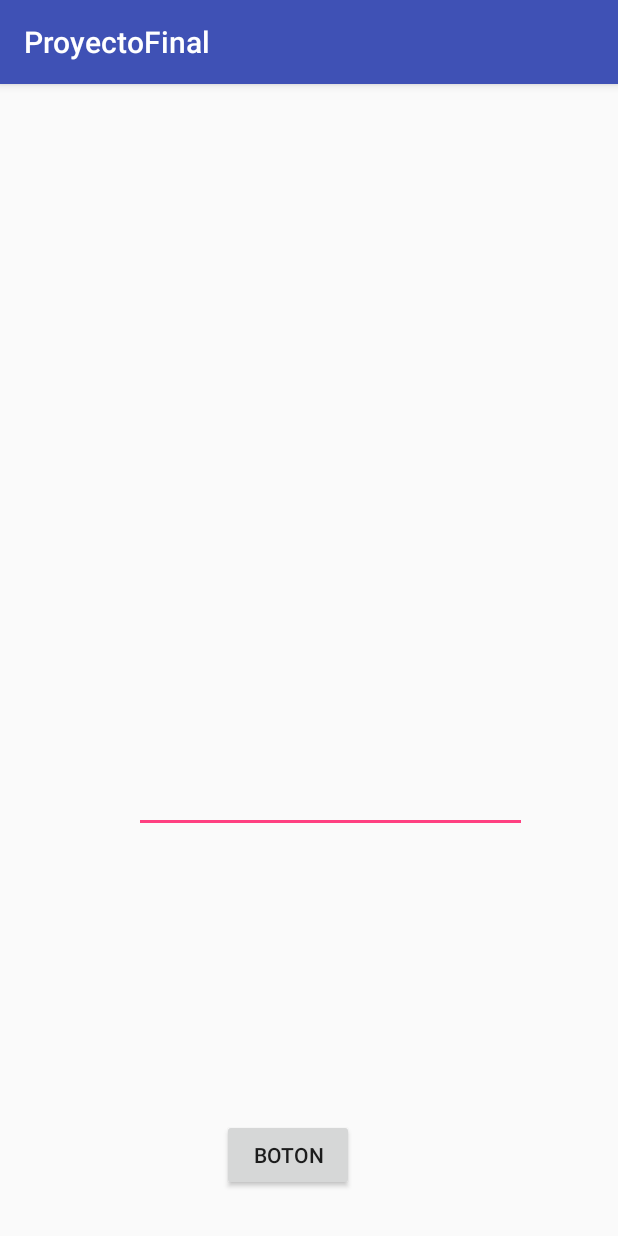
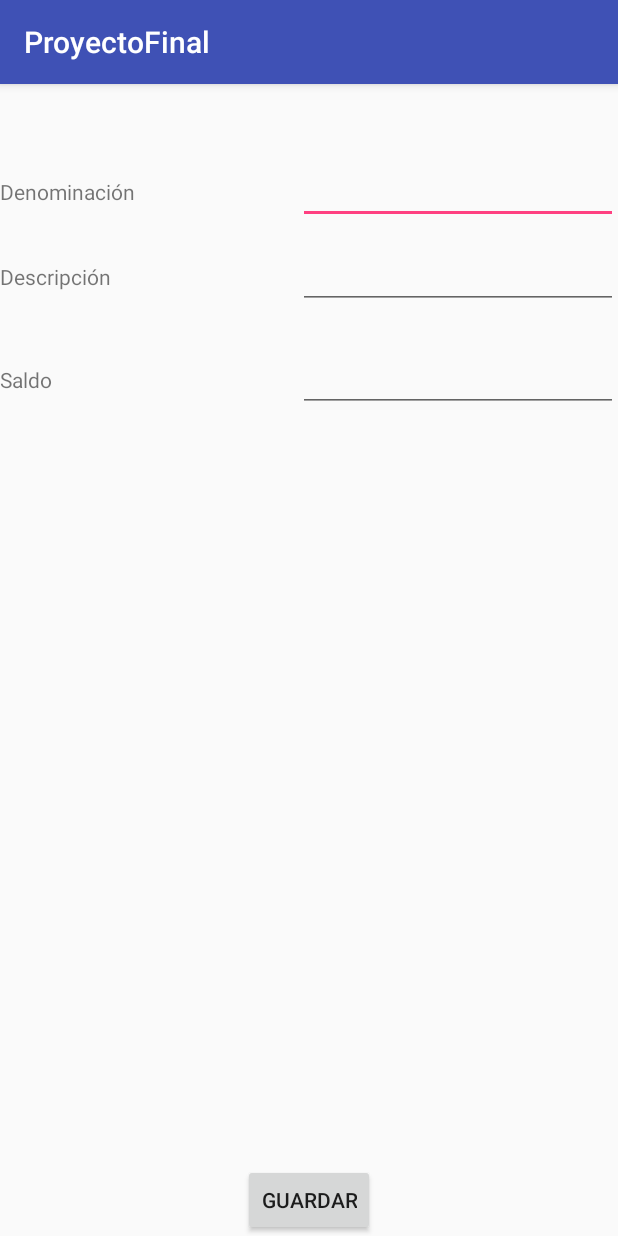
Before and after one commit to mauricioarielramirez/ProyectoProgramacionMovil, an Android app: the screen it shows after launch (MainActivity), on a phone screen of 412 x 824 dp. Run offline under Robolectric (Android 15) with nearby library versions, the phone set to English and light mode, and no system bars; 1 statement that could not run was skipped.

Commit message:
Creacion de MainActivity de prueba para agregar una cuenta

```diff
--- a/ProyectoFinal/app/src/main/java/progmovil/gugler/com/proyectofinal/MainActivity.java
+++ b/ProyectoFinal/app/src/main/java/progmovil/gugler/com/proyectofinal/MainActivity.java
@@ -16,17 +16,39 @@ import java.io.FileReader;
 import java.io.IOException;
 import java.io.InputStream;
 import java.io.InputStreamReader;
+
+import progmovil.gugler.com.proyectofinal.dao.CuentaDAO;
+import progmovil.gugler.com.proyectofinal.modelo.Cuenta;
+
 import static android.R.attr.path;
 
 public class MainActivity extends AppCompatActivity {
+    private CuentaDAO cuentaDao;
+    private StringBuffer cadena;
 
     @Override
     protected void onCreate(Bundle savedInstanceState) {
         super.onCreate(savedInstanceState);
         setContentView(R.layout.activity_main);
+        cadena = new StringBuffer();
+        leerScript();
+        cuentaDao = new CuentaDAO(this,cadena.toString());
     }
 
-    public void onButtonTestClick(View view) {
+    private void leerScript(){
+        try {
+            InputStream inputStream = getResources().openRawResource(R.raw.script);
+            BufferedReader reader = new BufferedReader(new InputStreamReader(inputStream));
+            for (String linea; (linea=reader.readLine())!=null;){
+                cadena.append(linea);
+            }
+        } catch (Exception e) {
+            Toast toast = Toast.makeText(this, "Problemas al intentar leer el archivo.", Toast.LENGTH_SHORT);
+            toast.show();
+        }
+    }
+
+/*    public void onButtonTestClick(View view) {
 
         TextView tv = (TextView) findViewById(R.id.textViewRes);
         try {
@@ -46,5 +68,30 @@ public class MainActivity extends AppCompatActivity {
             Toast toast = Toast.makeText(this, "Problemas al intentar leer el archivo.", Toast.LENGTH_SHORT);
             toast.show();
         }
+    }*/
+
+    public void onBtnGuardarClick(View view){
+        Cuenta cuenta = new Cuenta();
+        cuenta.setDenominacion(((TextView)findViewById(R.id.txtDenominacion)).getText().toString());
+        cuenta.setDescripcion(((TextView)findViewById(R.id.txtDescripcion)).getText().toString());
+        Float saldo =  Float.parseFloat (((TextView)findViewById(R.id.txtSaldo)).getText().toString());
+        cuenta.setSaldo(saldo);
+        Boolean resultado = false;
+        try {
+            resultado = cuentaDao.agregar(cuenta);
+        } catch (Exception e) {
+            Toast toast = Toast.makeText(this, e.getMessage(), Toast.LENGTH_SHORT);
+            toast.show();
+            e.printStackTrace();
+        }
+
+        if (resultado == true){
+            Toast toast = Toast.makeText(this, "Se agregó la cuenta correctamente.", Toast.LENGTH_SHORT);
+            toast.show();
+        }else{
+            Toast toast = Toast.makeText(this, "Falló al intentar agregar la cuenta.", Toast.LENGTH_SHORT);
+            toast.show();
+        }
+
     }
 }
--- a/ProyectoFinal/app/src/main/java/progmovil/gugler/com/proyectofinal/dao/CuentaDAO.java
+++ b/ProyectoFinal/app/src/main/java/progmovil/gugler/com/proyectofinal/dao/CuentaDAO.java
@@ -11,7 +11,7 @@ import progmovil.gugler.com.proyectofinal.modelo.Cuenta;
  * Created by ericd on 13/6/2017.
  */
 
-public class CuentaDAO{
+public class CuentaDAO {
 
     private Dao baseDeDatos;
     private SQLiteDatabase db;
@@ -31,7 +31,8 @@ public class CuentaDAO{
             long res = db.insert("db_cuenta",null,registro);
             return (res == -1 ? false : true);
         }catch (Exception ex){
-            return false;
+            throw  ex;
+            //return false;
         }
     }
 
--- a/ProyectoFinal/app/src/main/res/layout/activity_main.xml
+++ b/ProyectoFinal/app/src/main/res/layout/activity_main.xml
@@ -1,41 +1,107 @@
 <?xml version="1.0" encoding="utf-8"?>
-<android.support.constraint.ConstraintLayout xmlns:android="http://schemas.android.com/apk/res/android"
+<RelativeLayout xmlns:android="http://schemas.android.com/apk/res/android"
     xmlns:app="http://schemas.android.com/apk/res-auto"
     xmlns:tools="http://schemas.android.com/tools"
     android:layout_width="match_parent"
     android:layout_height="match_parent"
     tools:context="progmovil.gugler.com.proyectofinal.MainActivity">
 
-    <Button
-        android:id="@+id/buttonTest"
+    <TextView
+        android:id="@+id/txvSaldo"
         android:layout_width="wrap_content"
         android:layout_height="wrap_content"
-        android:layout_marginLeft="148dp"
-        android:onClick="onButtonTestClick"
-        android:text="Boton"
+        android:text="Saldo"
+        app:layout_constraintRight_toLeftOf="@+id/txtSaldo"
         app:layout_constraintLeft_toLeftOf="parent"
-        android:layout_marginRight="8dp"
+        app:layout_constraintHorizontal_bias="1.0"
+        app:layout_constraintTop_toBottomOf="@+id/txvDescripcion"
+        app:layout_constraintBottom_toTopOf="@+id/btnGuardar"
+        app:layout_constraintVertical_bias="0.005"
+        android:layout_alignBaseline="@+id/txtSaldo"
+        android:layout_alignBottom="@+id/txtSaldo"
+        android:layout_alignParentLeft="true"
+        android:layout_alignParentStart="true" />
+
+    <TextView
+        android:id="@+id/txvDescripcion"
+        android:layout_width="wrap_content"
+        android:layout_height="wrap_content"
+        android:text="Descripción"
+        app:layout_constraintLeft_toLeftOf="parent"
+        app:layout_constraintRight_toLeftOf="@+id/txtDescripcion"
+        app:layout_constraintHorizontal_bias="0.232"
+        app:layout_constraintTop_toBottomOf="@+id/txvDenominacion"
+        android:layout_alignBaseline="@+id/txtDescripcion"
+        android:layout_alignBottom="@+id/txtDescripcion"
+        android:layout_alignParentLeft="true"
+        android:layout_alignParentStart="true" />
+
+    <Button
+        android:id="@+id/btnGuardar"
+        android:layout_width="wrap_content"
+        android:layout_height="wrap_content"
+        android:onClick="onBtnGuardarClick"
+        android:text="Guardar"
+        app:layout_constraintBottom_toBottomOf="parent"
+        app:layout_constraintHorizontal_bias="0.0"
+        app:layout_constraintLeft_toLeftOf="parent"
         app:layout_constraintRight_toRightOf="parent"
-        app:layout_constraintHorizontal_bias="0.0"
-        app:layout_constraintBottom_toBottomOf="parent"
-        android:layout_marginBottom="30dp" />
+        android:layout_alignParentBottom="true"
+        android:layout_centerHorizontal="true" />
+
+    <TextView
+        android:id="@+id/txvDenominacion"
+        android:layout_width="wrap_content"
+        android:layout_height="wrap_content"
+        android:text="Denominación"
+        app:layout_constraintTop_toTopOf="parent"
+        android:layout_marginTop="62dp"
+        app:layout_constraintLeft_toLeftOf="parent"
+        app:layout_constraintRight_toLeftOf="@+id/txtDenominacion"
+        app:layout_constraintHorizontal_bias="0.428"
+        android:layout_alignParentTop="true"
+        android:layout_alignParentLeft="true"
+        android:layout_alignParentStart="true" />
 
     <EditText
-        android:id="@+id/textViewRes"
-        android:layout_width="262dp"
-        android:layout_height="386dp"
-        android:layout_marginBottom="8dp"
-        android:layout_marginLeft="8dp"
-        android:layout_marginRight="8dp"
-        android:layout_marginTop="8dp"
+        android:id="@+id/txtDenominacion"
+        android:layout_width="wrap_content"
+        android:layout_height="wrap_content"
         android:ems="10"
-        android:inputType=""
-        app:layout_constraintBottom_toTopOf="@+id/buttonTest"
-        app:layout_constraintHorizontal_bias="0.607"
-        app:layout_constraintLeft_toLeftOf="parent"
+        android:inputType="textPersonName"
+        app:layout_constraintTop_toTopOf="parent"
         app:layout_constraintRight_toRightOf="parent"
-        app:layout_constraintTop_toTopOf="parent"
-        app:layout_constraintVertical_bias="0.366" />
+        app:layout_constraintBottom_toTopOf="@+id/txtDescripcion"
+        android:layout_alignBaseline="@+id/txvDenominacion"
+        android:layout_alignBottom="@+id/txvDenominacion"
+        android:layout_alignParentRight="true"
+        android:layout_alignParentEnd="true" />
+
+    <EditText
+        android:id="@+id/txtDescripcion"
+        android:layout_width="wrap_content"
+        android:layout_height="wrap_content"
+        android:ems="10"
+        android:inputType="textPersonName"
+        app:layout_constraintBottom_toTopOf="@+id/txtSaldo"
+        app:layout_constraintRight_toRightOf="parent"
+        android:layout_marginTop="11dp"
+        android:layout_below="@+id/txtDenominacion"
+        android:layout_alignParentRight="true"
+        android:layout_alignParentEnd="true" />
+
+    <EditText
+        android:id="@+id/txtSaldo"
+        android:layout_width="wrap_content"
+        android:layout_height="wrap_content"
+        android:ems="10"
+        android:inputType="number"
+        app:layout_constraintRight_toRightOf="parent"
+        app:layout_constraintBottom_toTopOf="@+id/btnGuardar"
+        android:layout_marginTop="23dp"
+        android:layout_below="@+id/txtDescripcion"
+        android:layout_alignParentRight="true"
+        android:layout_alignParentEnd="true" />
 
 
-</android.support.constraint.ConstraintLayout>
+</RelativeLayout>
```
Also changed, not shown: 1 other file.
